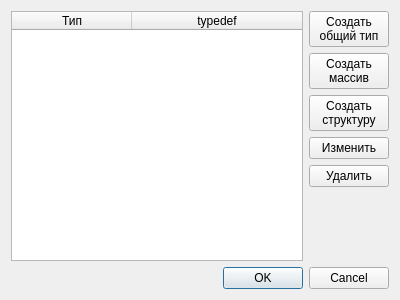
Qt form RC/qdatatypedialog.ui (graf-abolmasov/PGraph) before a commit.
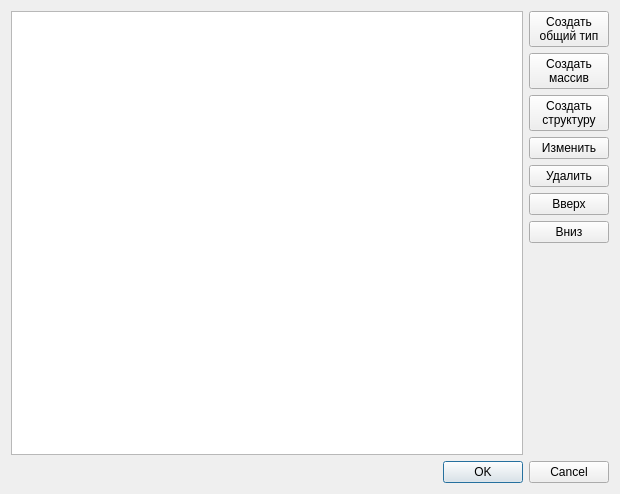
The same form after that commit. Icons and pictures are not drawn.

Patch:
```diff
--- a/RC/qdatatypedialog.ui
+++ b/RC/qdatatypedialog.ui
@@ -6,8 +6,8 @@
    <rect>
     <x>0</x>
     <y>0</y>
-    <width>400</width>
-    <height>300</height>
+    <width>620</width>
+    <height>494</height>
    </rect>
   </property>
   <property name="minimumSize">
@@ -70,11 +70,14 @@
        <property name="selectionBehavior">
         <enum>QAbstractItemView::SelectRows</enum>
        </property>
+       <property name="wordWrap">
+        <bool>false</bool>
+       </property>
        <property name="cornerButtonEnabled">
         <bool>false</bool>
        </property>
        <attribute name="horizontalHeaderVisible">
-        <bool>true</bool>
+        <bool>false</bool>
        </attribute>
        <attribute name="horizontalHeaderDefaultSectionSize">
         <number>120</number>
@@ -158,6 +161,20 @@
          </property>
         </widget>
        </item>
+       <item>
+        <widget class="QPushButton" name="moveUp">
+         <property name="text">
+          <string>Вверх</string>
+         </property>
+        </widget>
+       </item>
+       <item>
+        <widget class="QPushButton" name="moveDown">
+         <property name="text">
+          <string>Вниз</string>
+         </property>
+        </widget>
+       </item>
        <item>
         <spacer name="verticalSpacer">
          <property name="orientation">
```
Left out of the diff: 12 changed lines with no effect on the pictures.
